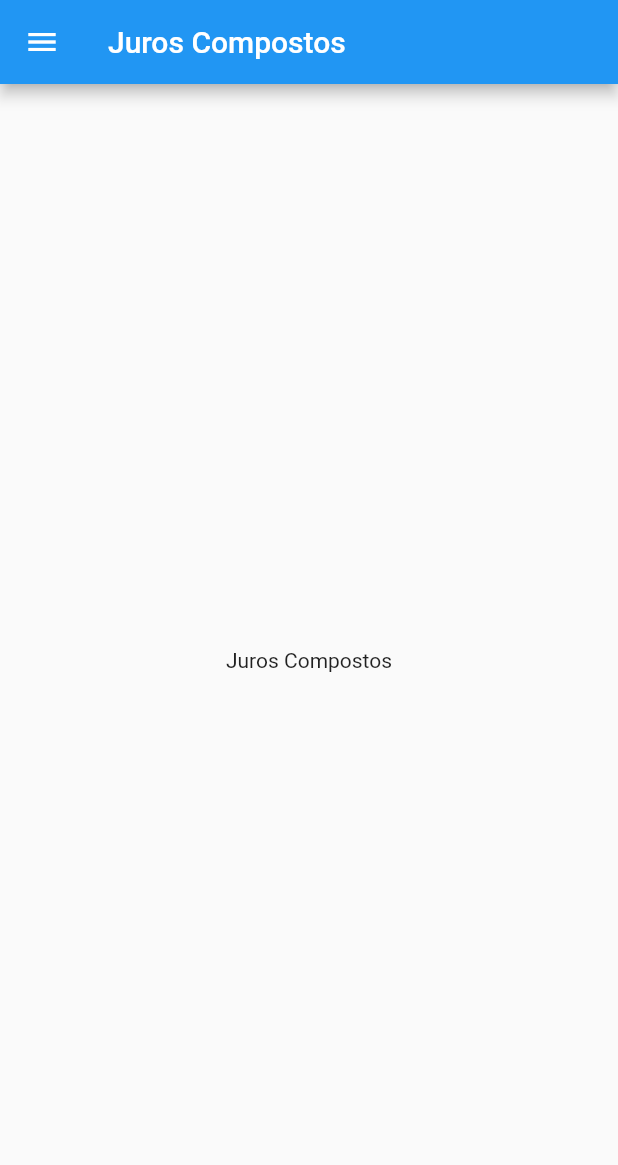
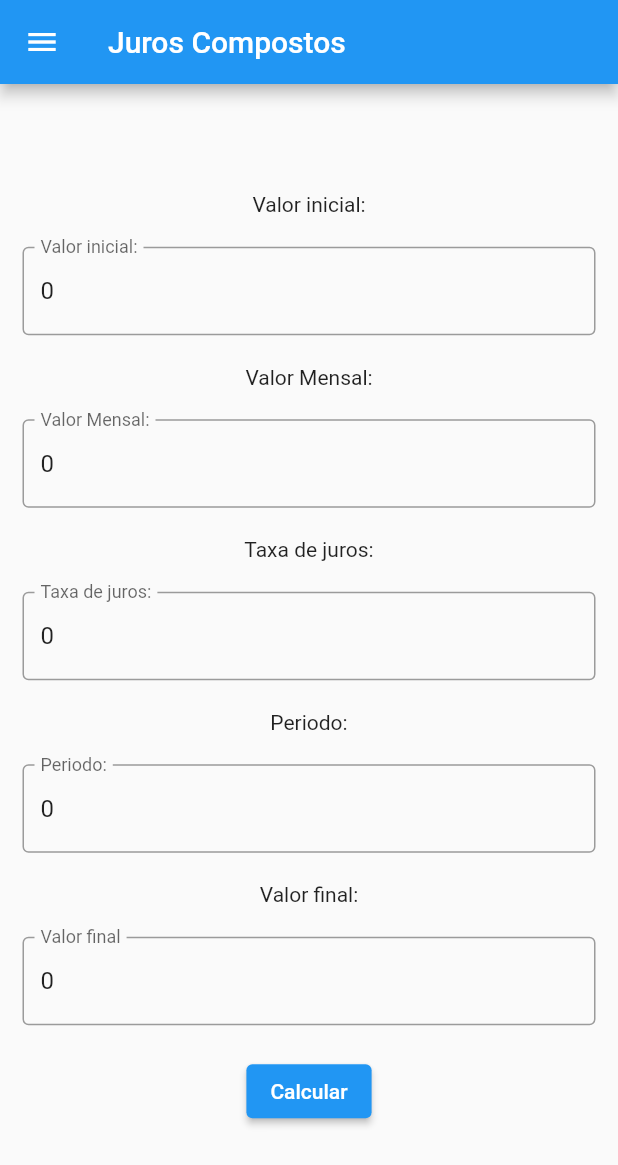
Before and after one commit to JN513/conversor_de_moedas, a Flutter app: the screen it shows after launch, in the side drawer, after a tap on "Calculadora de juros compostos", on a phone screen of 412 x 824 dp. Shown: the top 1165 px of the screen. Run offline on Flutter 3.47's test engine with Material 2 defaults, Android fonts, the phone set to English and light mode, and no system bars; network calls fail.

Commit message:
criando layout da pagina de juros compostos

```diff
--- a/lib/pages/compost.dart
+++ b/lib/pages/compost.dart
@@ -10,6 +10,68 @@ class CompostPage extends StatefulWidget {
 
 class _CompostPageState extends State<CompostPage> {
 
+  final TextEditingController _initialValueTextControler = TextEditingController();
+  final TextEditingController _monthlyValueTextControler = TextEditingController();
+  final TextEditingController _rateTextControler = TextEditingController();
+  final TextEditingController _periodValueTextControler = TextEditingController();
+  final TextEditingController _finalValueTextControler = TextEditingController();
+
+  @override
+  void initState() {
+    super.initState();
+    setState(() {
+      _initialValueTextControler.text = "0";
+      _monthlyValueTextControler.text = "0";
+      _rateTextControler.text = "0";
+      _periodValueTextControler.text = "0";
+      _finalValueTextControler.text = "0";
+    });
+  }
+
+  void calculate(){
+    String initialValueText = _initialValueTextControler.text;
+    String monthlyValueText = _monthlyValueTextControler.text;
+    String rateText = _rateTextControler.text;
+    String periodText = _periodValueTextControler.text;
+    String finalValueText = _finalValueTextControler.text;
+
+    double initialValue = 0.0;
+    double monthlyValue = 0.0;
+    double rate = 0.0;
+    double period = 0.0;
+    double finalValue = 0.0;
+
+    if(initialValueText.isEmpty) {
+      initialValue = 0.0;
+    } else {
+      initialValue = double.parse(initialValueText);
+    }
+
+    if(monthlyValueText.isEmpty) {
+      monthlyValue = 0.0;
+    } else {
+      monthlyValue = double.parse(monthlyValueText);
+    }
+
+    if(rateText.isEmpty) {
+      rate = 0.0;
+    } else {
+      rate = double.parse(rateText);
+    }
+
+    if(periodText.isEmpty) {
+      period = 0.0;
+    } else {
+      period = double.parse(periodText);
+    }
+
+    if(finalValueText.isEmpty) {
+      finalValue = 0.0;
+    } else {
+      finalValue = double.parse(finalValueText);
+    }
+  }
+
   @override
   Widget build(BuildContext context) {
     return Scaffold(
@@ -21,7 +83,90 @@ class _CompostPageState extends State<CompostPage> {
         child: Column(
           mainAxisAlignment: MainAxisAlignment.center,
           children: <Widget>[
-            Text("Juros Compostos"),
+            Padding(
+              padding: EdgeInsets.fromLTRB(15, 10, 15, 10),
+              child: Text("Valor inicial:"),
+            ),
+            Padding(
+              padding: EdgeInsets.fromLTRB(15, 10, 15, 10),
+              child: TextField(
+                controller: _initialValueTextControler,
+                keyboardType: TextInputType.number,
+                decoration: InputDecoration(
+                  border: OutlineInputBorder(),
+                  labelText: "Valor inicial:",
+                ),
+              ),
+            ),Padding(
+              padding: EdgeInsets.fromLTRB(15, 10, 15, 10),
+              child: Text("Valor Mensal:"),
+            ),
+            Padding(
+              padding: EdgeInsets.fromLTRB(15, 10, 15, 10),
+              child: TextField(
+                controller: _monthlyValueTextControler,
+                keyboardType: TextInputType.number,
+                decoration: InputDecoration(
+                  border: OutlineInputBorder(),
+                  labelText: "Valor Mensal:",
+                ),
+              ),
+            ),
+
+            Padding(
+              padding: EdgeInsets.fromLTRB(15, 10, 15, 10),
+              child: Text("Taxa de juros:"),
+            ),
+            Padding(
+              padding: EdgeInsets.fromLTRB(15, 10, 15, 10),
+              child: TextField(
+                controller: _rateTextControler,
+                keyboardType: TextInputType.number,
+                decoration: InputDecoration(
+                  border: OutlineInputBorder(),
+                  labelText: "Taxa de juros:",
+                ),
+              ),
+            ),
+            Padding(
+              padding: EdgeInsets.fromLTRB(15, 10, 15, 10),
+              child: Text("Periodo:"),
+            ),
+            Padding(
+              padding: EdgeInsets.fromLTRB(15, 10, 15, 10),
+              child: TextField(
+                controller: _periodValueTextControler,
+                keyboardType: TextInputType.number,
+                decoration: InputDecoration(
+                  border: OutlineInputBorder(),
+                  labelText: "Periodo:",
+                ),
+              ),
+            ),
+            Padding(
+              padding: EdgeInsets.fromLTRB(15, 10, 15, 10),
+              child: Text("Valor final:"),
+            ),
+            Padding(
+              padding: EdgeInsets.fromLTRB(15, 10, 15, 10),
+              child: TextField(
+                controller: _finalValueTextControler,
+                keyboardType: TextInputType.number,
+                decoration: InputDecoration(
+                  border: OutlineInputBorder(),
+                  labelText: "Valor final",
+                ),
+              ),
+            ),
+            Padding(
+              padding: EdgeInsets.fromLTRB(15, 10, 15, 10),
+              child: ElevatedButton(
+                child: Text("Calcular"),
+                onPressed: () {
+                  calculate();
+                },
+              ),
+            ),
           ],
         ),
       ),
```
Also changed, not shown: 1 other file.
